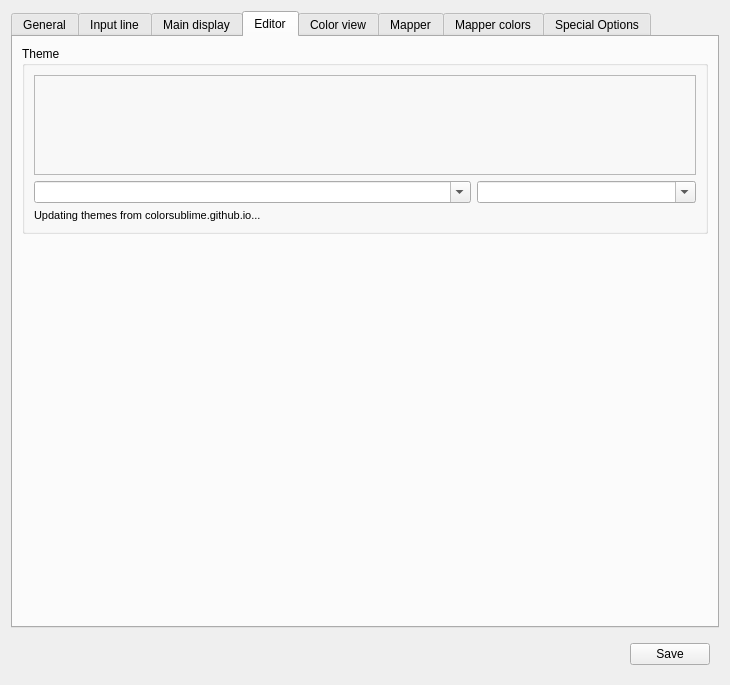
Mudlet/Mudlet, file src/ui/profile_preferences.ui: the form before one commit.
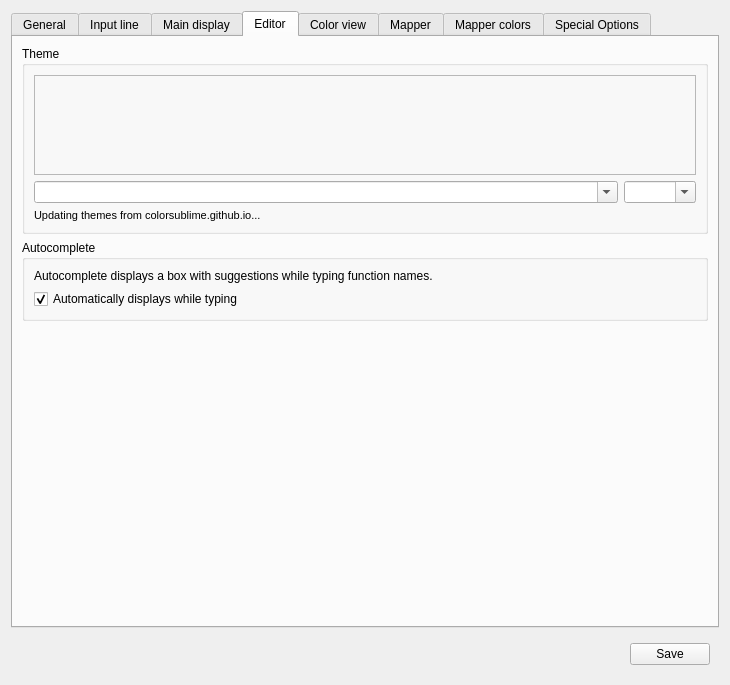
The form after the commit. The open tabs and pages were chosen to show the change. Icons and pictures are not drawn. Custom widgets are drawn as their Qt base class.

The edit to the form file:
```diff
--- a/src/ui/profile_preferences.ui
+++ b/src/ui/profile_preferences.ui
@@ -7,7 +7,7 @@
     <x>0</x>
     <y>0</y>
     <width>730</width>
-    <height>611</height>
+    <height>675</height>
    </rect>
   </property>
   <property name="sizePolicy">
@@ -1019,7 +1019,7 @@
          <property name="title">
           <string>Theme</string>
          </property>
-         <layout class="QGridLayout" name="gridLayout_25" columnstretch="2,1">
+         <layout class="QGridLayout" name="gridLayout_25" columnstretch="2,0">
           <item row="0" column="0" colspan="2">
            <widget class="QFrame" name="frame_3">
             <property name="minimumSize">
@@ -1091,7 +1091,7 @@
          </layout>
         </widget>
        </item>
-       <item row="1" column="0">
+       <item row="3" column="0">
         <spacer name="verticalSpacer_codeEditor">
          <property name="orientation">
           <enum>Qt::Vertical</enum>
@@ -1104,6 +1104,35 @@
          </property>
         </spacer>
        </item>
+       <item row="1" column="0">
+        <widget class="QGroupBox" name="groupBox_autocompleteOptions">
+         <property name="title">
+          <string>Autocomplete</string>
+         </property>
+         <layout class="QGridLayout" name="gridLayout_16" rowstretch="0,0" columnstretch="0">
+          <property name="topMargin">
+           <number>9</number>
+          </property>
+          <item row="1" column="0">
+           <widget class="QCheckBox" name="checkBox_autocompleteAutoShow">
+            <property name="text">
+             <string>Automatically displays while typing</string>
+            </property>
+            <property name="checked">
+             <bool>true</bool>
+            </property>
+           </widget>
+          </item>
+          <item row="0" column="0">
+           <widget class="QLabel" name="label">
+            <property name="text">
+             <string>Autocomplete displays a box with suggestions while typing function names.</string>
+            </property>
+           </widget>
+          </item>
+         </layout>
+        </widget>
+       </item>
       </layout>
      </widget>
      <widget class="QWidget" name="tab_displayColors">
```
Left out of the diff: 2 changed lines with no effect on the pictures.
